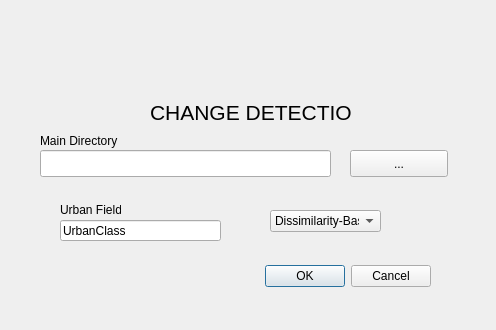
Above: uis/ui_change_detection.ui from SENSUM-project/sensum_rs_qgis before the change. Below: the same form after it.
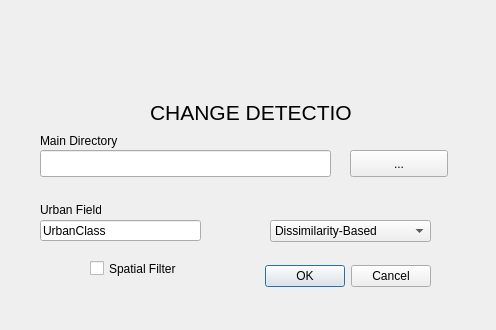
That is the form after the change. Icons and pictures are not drawn.

The edit to the form file:
```diff
--- a/uis/ui_change_detection.ui
+++ b/uis/ui_change_detection.ui
@@ -141,7 +141,7 @@
   <widget class="QLabel" name="label_tobechange_2">
    <property name="geometry">
     <rect>
-     <x>60</x>
+     <x>40</x>
      <y>200</y>
      <width>61</width>
      <height>20</height>
@@ -154,7 +154,7 @@
   <widget class="QLineEdit" name="lineEdit_field">
    <property name="geometry">
     <rect>
-     <x>60</x>
+     <x>40</x>
      <y>220</y>
      <width>161</width>
      <height>21</height>
@@ -168,8 +168,8 @@
    <property name="geometry">
     <rect>
      <x>270</x>
-     <y>210</y>
-     <width>111</width>
+     <y>220</y>
+     <width>161</width>
      <height>22</height>
     </rect>
    </property>
@@ -184,6 +184,19 @@
     </property>
    </item>
   </widget>
+  <widget class="QCheckBox" name="checkBox_spatial_filter">
+   <property name="geometry">
+    <rect>
+     <x>90</x>
+     <y>260</y>
+     <width>111</width>
+     <height>17</height>
+    </rect>
+   </property>
+   <property name="text">
+    <string>Spatial Filter</string>
+   </property>
+  </widget>
  </widget>
  <resources/>
  <connections>
```
